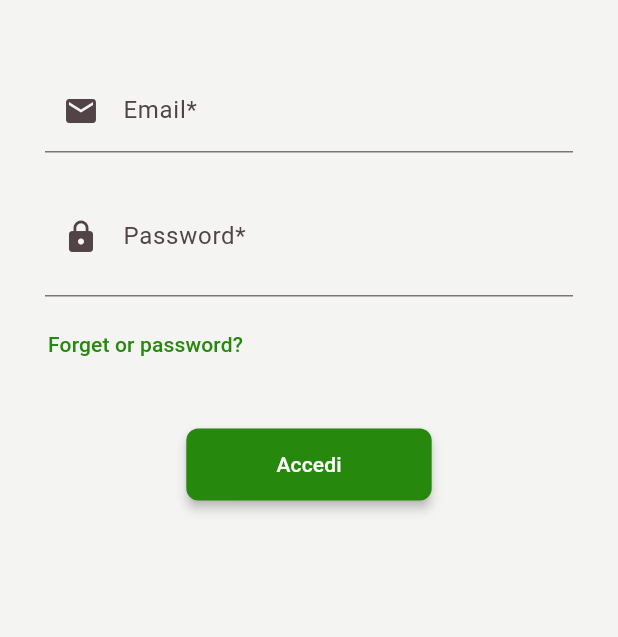
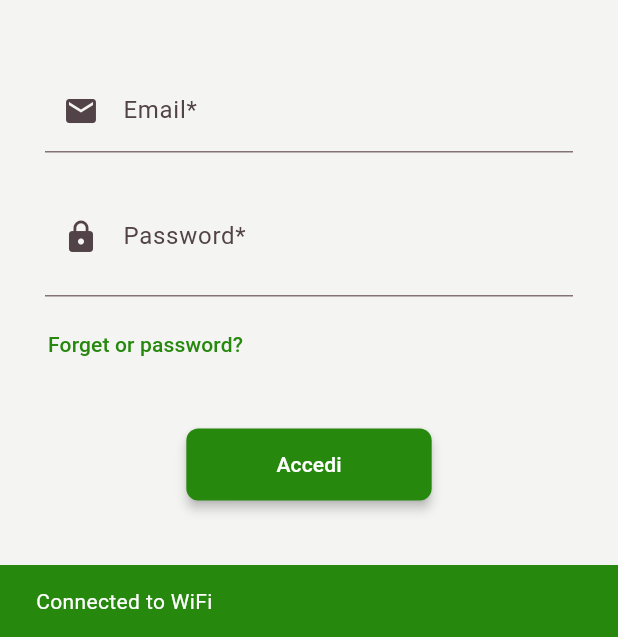
Before and after one commit to acgiv/d4m_new, a Flutter app: the first screen one second after launch, on a phone screen of 412 x 824 dp, the part 599-1236 px from its top. Run offline on Flutter 3.47's test engine with Material 3 defaults, Android fonts, the phone set to English and light mode, and no system bars; our stand-ins replace connectivity_plus, flutter_bloc, percent_indicator; missing offline and left inert: flutter_svg_icons.

Commit message:
aggiuto contorllo sulla connessione dati utlizzando un provider che sfrutta un listener al suo interno che richiama la liberia per la connessione ad internet.

```diff
--- /dev/null
+++ b/lib/business_logic/cubits/internet_cubit.dart
@@ -0,0 +1,40 @@
+import 'dart:async';
+
+import 'package:d4m_new/constants/enums.dart';
+import 'package:flutter/material.dart';
+import 'package:flutter_bloc/flutter_bloc.dart';
+import 'package:connectivity_plus/connectivity_plus.dart';
+
+part 'internet_state.dart';
+
+class InternetCubit extends Cubit<InternetState> {
+  final Connectivity connectivity;
+
+  late StreamSubscription connectivityStreamSubscription;
+
+  InternetCubit({required this.connectivity}) : super(InternetLoading()) {
+    connectivityStreamSubscription =
+        connectivity.onConnectivityChanged.listen((connectityResult) {
+      if (connectityResult.contains(ConnectivityResult.wifi)) {
+        emitInternetConnected(ConnectionType.Wifi);
+      } else if (connectityResult.contains(ConnectivityResult.mobile)) {
+        emitInternetConnected(ConnectionType.Mobile);
+      } else if (connectityResult.contains(ConnectivityResult.none)) {
+        emitInternetDisconnected();
+      }
+    });
+  }
+
+  @override
+  Future<void> close() {
+    connectivityStreamSubscription.cancel();
+    return super.close();
+  }
+
+  // metodo di stato che notifica la connessione (wifi, mobile)
+  void emitInternetConnected(ConnectionType connectionType) =>
+      emit(InternetConnected(connectionType: connectionType));
+
+  // metodo di stato che notifica il dopositivo si sia disconnesso
+  void emitInternetDisconnected() => emit(InternetDisconnected());
+}
--- /dev/null
+++ b/lib/business_logic/cubits/internet_state.dart
@@ -0,0 +1,14 @@
+part of 'internet_cubit.dart';
+
+@immutable
+abstract class InternetState {}
+
+class InternetLoading extends InternetState {}
+
+class InternetConnected extends InternetState {
+  final ConnectionType connectionType;
+
+  InternetConnected({required this.connectionType});
+}
+
+class InternetDisconnected extends InternetState {}
--- /dev/null
+++ b/lib/constants/enums.dart
@@ -0,0 +1 @@
+enum ConnectionType { Wifi, Mobile }
--- a/lib/main.dart
+++ b/lib/main.dart
@@ -1,4 +1,7 @@
+import 'package:connectivity_plus/connectivity_plus.dart';
 import 'package:d4m_new/business_logic/cubits/account_cubit.dart';
+import 'package:d4m_new/business_logic/cubits/internet_cubit.dart';
+import 'package:d4m_new/constants/enums.dart';
 import 'package:d4m_new/presentation/routers/app_router.dart';
 
 import 'package:flutter/material.dart';
@@ -28,6 +31,9 @@ class MyApp extends StatefulWidget {
 class _MyAppState extends State<MyApp> {
   final AppRouter _appRouter = AppRouter();
   final AccountCubit _accountCubit = AccountCubit();
+  final InternetCubit _internetCubit = InternetCubit(
+    connectivity: Connectivity(), // Passa un'istanza di Connectivity
+  );
 
   // This widget is the root of your application.
   @override
@@ -36,8 +42,15 @@ class _MyAppState extends State<MyApp> {
       DeviceOrientation.portraitUp,
     ]);
 
-    return BlocProvider<AccountCubit>(
+    return MultiBlocProvider(
+      providers: [
+        BlocProvider<AccountCubit>(
           create: (context) => _accountCubit,
+        ),
+        BlocProvider<InternetCubit>(
+          create: (context) => _internetCubit,
+        ),
+      ],
       child: MaterialApp(
           title: 'Flutter Demo',
           onGenerateRoute: _appRouter.onGenerateRoute,
@@ -69,7 +82,43 @@ class _MyAppState extends State<MyApp> {
                   titleLarge:
                       TextStyle(color: kColorScheme.onSecondaryContainer))),
           themeMode: ThemeMode.system,
+          builder: (context, child) {
+            return BlocListener<InternetCubit, InternetState>(
+              listener: (context, state) {
+                if (state is InternetDisconnected) {
+                  // Mostra il SnackBar senza limite di tempo
+                  ScaffoldMessenger.of(context).showSnackBar(
+                    SnackBar(
+                        content: Text(
+                          "No Internet Connection",
+                          style: TextStyle(
+                              color: Theme.of(context).colorScheme.tertiary),
                         ),
+                        backgroundColor: Colors.red,
+                        duration: const Duration(days: 365)),
+                  );
+                } else if (state is InternetConnected) {
+                  ScaffoldMessenger.of(context).hideCurrentSnackBar();
+                  final connectionType =
+                      state.connectionType == ConnectionType.Wifi
+                          ? "WiFi"
+                          : "Mobile";
+                  ScaffoldMessenger.of(context).showSnackBar(
+                    SnackBar(
+                      content: Text(
+                        "Connected to $connectionType",
+                        style: TextStyle(
+                            color: Theme.of(context).colorScheme.tertiary),
+                      ),
+                      backgroundColor: Theme.of(context).colorScheme.primary,
+                      duration: const Duration(seconds: 1),
+                    ),
+                  );
+                }
+              },
+              child: child,
+            );
+          }),
     );
   }
 
@@ -77,6 +126,7 @@ class _MyAppState extends State<MyApp> {
   void dispose() {
     super.dispose();
     _appRouter.dispose();
+    _appRouter.dispose();
     _accountCubit.close();
   }
 }
--- a/lib/presentation/pages/login_page.dart
+++ b/lib/presentation/pages/login_page.dart
@@ -1,5 +1,7 @@
+
 import 'package:d4m_new/presentation/screens/login_screen.dart';
 import 'package:flutter/material.dart';
+
 
 class LoginPage extends StatelessWidget {
   const LoginPage({super.key, required this.title});
@@ -8,9 +10,10 @@ class LoginPage extends StatelessWidget {
   @override
   Widget build(BuildContext context) {
     return Scaffold(
-        appBar: AppBar(
-          title: Text(title),
-        ),
-        body: LoginScreen(title: title));
+      appBar: AppBar(
+        title: Text(title),
+      ),
+      body: LoginScreen(title: title), // Il contenuto della tua login page
+    );
   }
 }
--- a/pubspec.yaml
+++ b/pubspec.yaml
@@ -43,6 +43,7 @@ dependencies:
   flutter_splash_screen: ^3.0.0
   flutter_bloc: ^8.0.0
   http: ^1.2.2
+  connectivity_plus: ^6.1.0
 
 
 dev_dependencies:
```
Also changed, not shown: pubspec.lock, 3 other files. Lines whose indentation alone changed are shown as unchanged.
